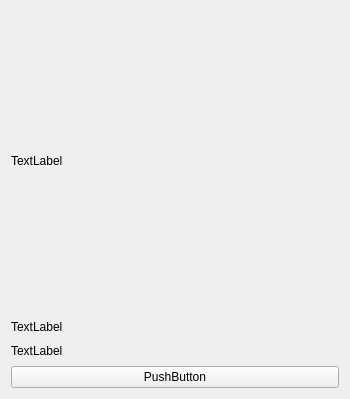
Above: OnLib/OnLib/BookPreview.ui from Andrew-Gh21/OnLib before the change. Below: the same form after it.
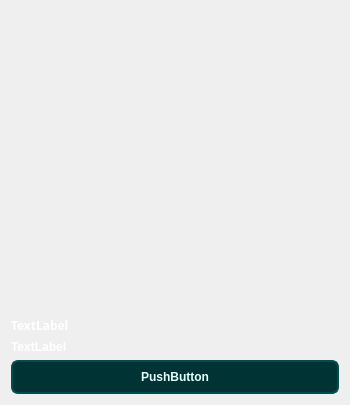
That is the form after the change.

Commit message:
Book preview stylesheet
Started modify stylesheet of section where books appear on main window (change color background, buttons aspect etc.).

What changed in the file:
```diff
--- a/OnLib/OnLib/BookPreview.ui
+++ b/OnLib/OnLib/BookPreview.ui
@@ -30,6 +30,16 @@
     <layout class="QGridLayout" name="gridLayout_2">
      <item row="2" column="0">
       <widget class="QLabel" name="authors">
+       <property name="font">
+        <font>
+         <family>Arial</family>
+         <weight>75</weight>
+         <bold>true</bold>
+        </font>
+       </property>
+       <property name="styleSheet">
+        <string notr="true">color: white;</string>
+       </property>
        <property name="text">
         <string>TextLabel</string>
        </property>
@@ -37,6 +47,17 @@
      </item>
      <item row="1" column="0">
       <widget class="QLabel" name="title">
+       <property name="font">
+        <font>
+         <family>Arial Black</family>
+         <weight>75</weight>
+         <bold>true</bold>
+        </font>
+       </property>
+       <property name="styleSheet">
+        <string notr="true">color: white;
+border-radius: 2px solid white;</string>
+       </property>
        <property name="text">
         <string>TextLabel</string>
        </property>
@@ -51,12 +72,30 @@
         </size>
        </property>
        <property name="text">
-        <string>TextLabel</string>
+        <string/>
        </property>
       </widget>
      </item>
      <item row="3" column="0">
       <widget class="QPushButton" name="lendButton">
+       <property name="font">
+        <font>
+         <family>Arial</family>
+         <weight>75</weight>
+         <bold>true</bold>
+        </font>
+       </property>
+       <property name="styleSheet">
+        <string notr="true">color: #e6ffff;
+background-color: #003333;
+border: 2px solid #004d4d;
+border-top-left-radius: 7px;
+border-top-right-radius: 7px;
+border-bottom-left-radius: 7px;
+border-bottom-right-radius: 7px;
+height: 30;
+width: 50;</string>
+       </property>
        <property name="text">
         <string>PushButton</string>
        </property>
```
The commit also changes 5 other files.
